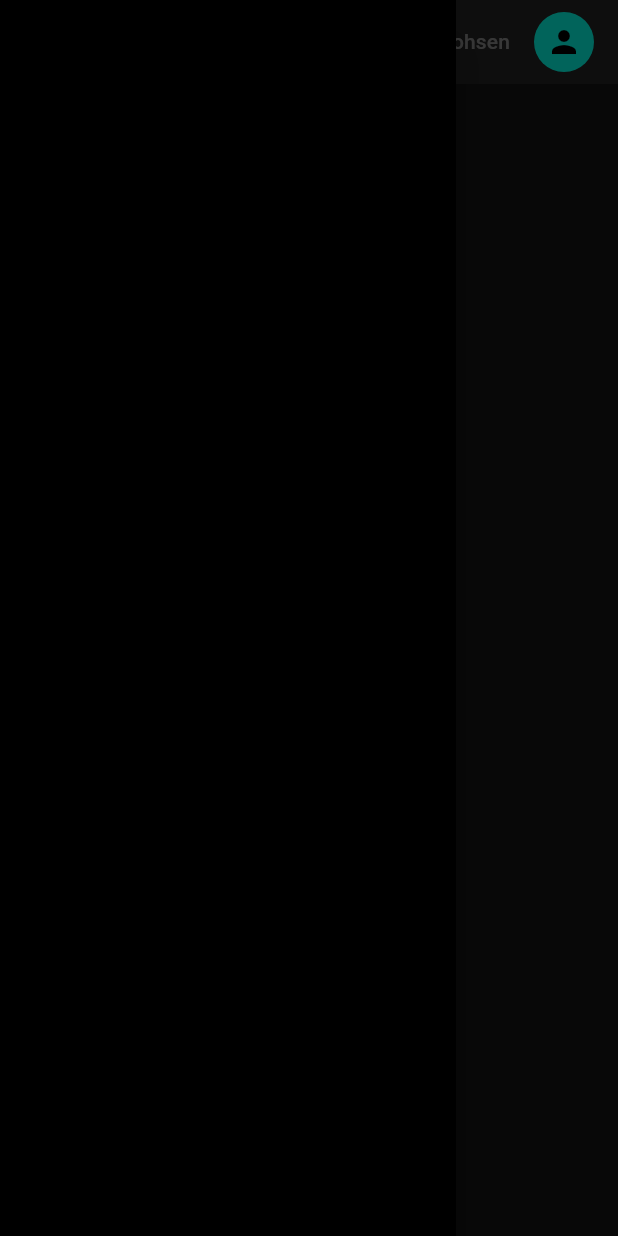
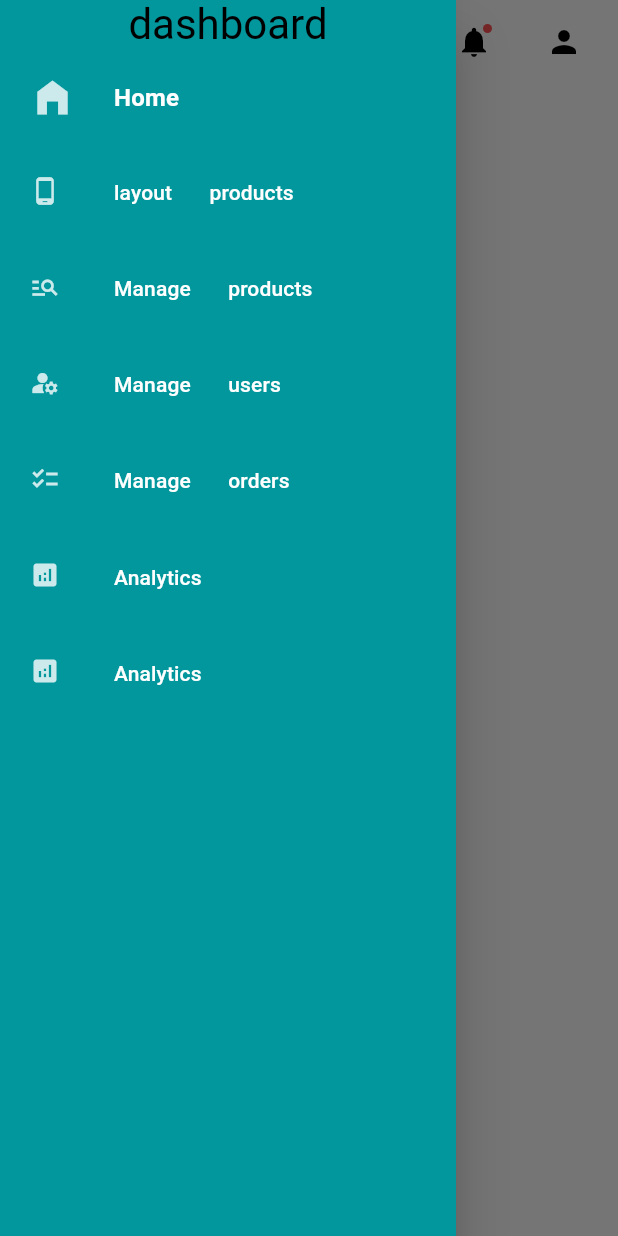
Before and after one commit to abd-Mohsen/dentist-dashboard, a Flutter app: the screen it shows after launch, with the side drawer open, on a phone screen of 412 x 824 dp. Run offline on Flutter 3.47's test engine with Material 2 defaults, Android fonts, the phone set to English and light mode, and no system bars; our stand-ins replace get.

Commit message:
implemented side menu selection

```diff
--- /dev/null
+++ b/lib/controllers/side_menu_controller.dart
@@ -0,0 +1,32 @@
+import 'package:dentist_dashboard/models/side_menu_model.dart';
+import 'package:dentist_dashboard/routes.dart';
+import 'package:get/get.dart';
+import 'package:flutter/material.dart';
+
+class SideMenuController extends GetxController {
+  final List<MenuModel> sideMenuItems = [
+    MenuModel(title: "Home".tr, icon: Icons.home_filled, isSelected: true, isHovered: false),
+    MenuModel(title: "layout products".tr, icon: Icons.phone_android, isSelected: false, isHovered: false),
+    MenuModel(title: "Manage products".tr, icon: Icons.manage_search, isSelected: false, isHovered: false),
+    MenuModel(title: "Manage users".tr, icon: Icons.manage_accounts, isSelected: false, isHovered: false),
+    MenuModel(title: "Manage orders".tr, icon: Icons.checklist, isSelected: false, isHovered: false),
+    MenuModel(title: "Analytics".tr, icon: Icons.analytics, isSelected: false, isHovered: false),
+    MenuModel(title: "Analytics".tr, icon: Icons.analytics, isSelected: false, isHovered: false),
+  ];
+
+  void toggleActiveItem(MenuModel item) {
+    for (MenuModel model in sideMenuItems) {
+      model.isSelected = false;
+    }
+    item.isSelected = true;
+    update();
+  }
+
+  void onHover(MenuModel item) {
+    for (MenuModel model in sideMenuItems) {
+      model.isHovered = false;
+    }
+    item.isHovered = true;
+    update();
+  }
+}
--- a/lib/layout.dart
+++ b/lib/layout.dart
@@ -1,7 +1,7 @@
+import 'package:dentist_dashboard/controllers/side_menu_controller.dart';
 import 'package:dentist_dashboard/services/responsiveness.dart';
 import 'package:dentist_dashboard/views/components/large_screen.dart';
 import 'package:dentist_dashboard/views/components/small_screen.dart';
-import 'package:dentist_dashboard/views/components/top_bar.dart';
 import 'package:flutter/material.dart';
 import 'package:get/get.dart';
 
@@ -13,11 +13,18 @@ class Layout extends StatelessWidget {
   Widget build(BuildContext context) {
     ColorScheme cs = Theme.of(context).colorScheme;
     TextTheme tt = Theme.of(context).textTheme;
+    SideMenuController mC = Get.put(SideMenuController());
     return Scaffold(
       appBar: AppBar(
         elevation: 0,
         backgroundColor: cs.surface,
-        title: Visibility(child: Text("dashboard", style: tt.titleLarge!.copyWith(color: cs.onSurface))),
+        title: Visibility(
+          visible: !ResponsiveWidget.isSmall(context),
+          child: Text(
+            "dashboard",
+            style: tt.headlineMedium!.copyWith(color: cs.onSurface),
+          ),
+        ),
         actions: [
           Row(
             children: [
@@ -30,13 +37,13 @@ class Layout extends StatelessWidget {
                   color: cs.onSurface,
                 ),
               ),
-              IconButton(
+              Tooltip(
+                message: "notifications".tr,
+                child: IconButton(
                   onPressed: () {
-                  //
+                    //todo: popup menu & new switch statement
                   },
-                icon: Tooltip(
-                  message: "notifications".tr,
-                  child: Badge(
+                  icon: Badge(
                     child: Icon(
                       Icons.notifications,
                       color: cs.onSurface,
@@ -45,18 +52,24 @@ class Layout extends StatelessWidget {
                   ),
                 ),
               ),
-              VerticalDivider(
+              Visibility(
+                visible: !ResponsiveWidget.isSmall(context),
+                child: VerticalDivider(
                   thickness: 2,
                   color: cs.onSurface.withOpacity(0.3),
                   width: 30,
                   indent: 15,
                   endIndent: 15,
                 ),
-              Text(
-                "abd Mohsen", //todo: handle the case when name is long (without using sized box)
+              ),
+              Visibility(
+                visible: !ResponsiveWidget.isSmall(context),
+                child: Text(
+                  "abd Mohsen",
                   overflow: TextOverflow.ellipsis,
                   maxLines: 1,
                   style: tt.titleSmall!.copyWith(color: cs.onSurface.withOpacity(0.5)),
+                ),
               ),
               const SizedBox(width: 16),
               CircleAvatar(
@@ -104,10 +117,44 @@ class Layout extends StatelessWidget {
               ),
       ),
       drawer: Drawer(
-        child: Container(
-          color: Colors.black,
-          height: 50,
-          width: 50,
+        backgroundColor: cs.primary,
+        //surfaceTintColor: Colors.black,
+        child: Column(
+          children: [
+            Text(
+              "dashboard",
+              style: tt.headlineMedium!.copyWith(color: cs.onSurface),
+            ),
+            GetBuilder<SideMenuController>(
+              builder: (con) => Expanded(
+                child: ListView.builder(
+                  padding: EdgeInsets.zero,
+                  itemCount: con.sideMenuItems.length,
+                  itemBuilder: (context, i) => Padding(
+                    padding: const EdgeInsets.symmetric(vertical: 4, horizontal: 4),
+                    child: ListTile(
+                      onTap: () {
+                        con.toggleActiveItem(con.sideMenuItems[i]);
+                      },
+                      title: Text(
+                        con.sideMenuItems[i].title,
+                        style: con.sideMenuItems[i].isSelected
+                            ? tt.titleMedium!.copyWith(color: cs.onPrimary, fontWeight: FontWeight.bold)
+                            : tt.titleSmall!.copyWith(color: cs.onPrimary),
+                        maxLines: 1,
+                        overflow: TextOverflow.ellipsis,
+                      ),
+                      leading: Icon(
+                        con.sideMenuItems[i].icon,
+                        size: con.sideMenuItems[i].isSelected ? 30 : 20,
+                        color: cs.onPrimary.withOpacity(0.8),
+                      ),
+                    ),
+                  ),
+                ),
+              ),
+            ),
+          ],
         ),
       ),
       body: const ResponsiveWidget(largeWidget: LargeScreen(), smallWidget: SmallScreen()),
--- a/lib/main.dart
+++ b/lib/main.dart
@@ -15,7 +15,7 @@ class MyApp extends StatelessWidget {
     return GetMaterialApp(
       debugShowCheckedModeBanner: false,
       title: 'Dashboard',
-      theme: MyThemes.myDarkMode,
+      theme: MyThemes.myLightMode,
       darkTheme: MyThemes.myDarkMode,
       home: Layout(),
     );
--- /dev/null
+++ b/lib/models/side_menu_model.dart
@@ -0,0 +1,10 @@
+import 'package:flutter/material.dart';
+
+class MenuModel {
+  String title;
+  IconData icon;
+  bool isSelected;
+  bool isHovered;
+
+  MenuModel({required this.title, required this.icon, required this.isSelected, required this.isHovered});
+}
--- a/lib/themes.dart
+++ b/lib/themes.dart
@@ -101,7 +101,7 @@ class MyThemes {
     colorScheme: const ColorScheme(
       brightness: Brightness.dark,
       primary: Color(0xff02979D),
-      onPrimary: Colors.white,
+      onPrimary: Colors.black,
       secondary: Color(0xff03DAC6),
       onSecondary: Colors.black,
       error: Colors.redAccent,
```
Also changed, not shown: lib/controllers/menu_controller.dart (deleted, +0 -33 lines), lib/models/menu_model.dart (deleted, +0 -10 lines), lib/views/components/large_screen.dart (+29 -22 lines). Lines whose indentation alone changed are shown as unchanged.
